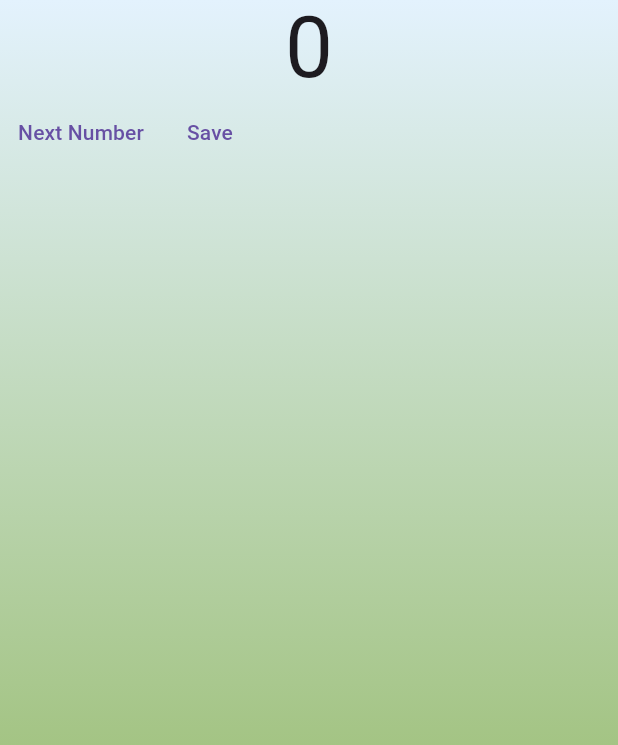
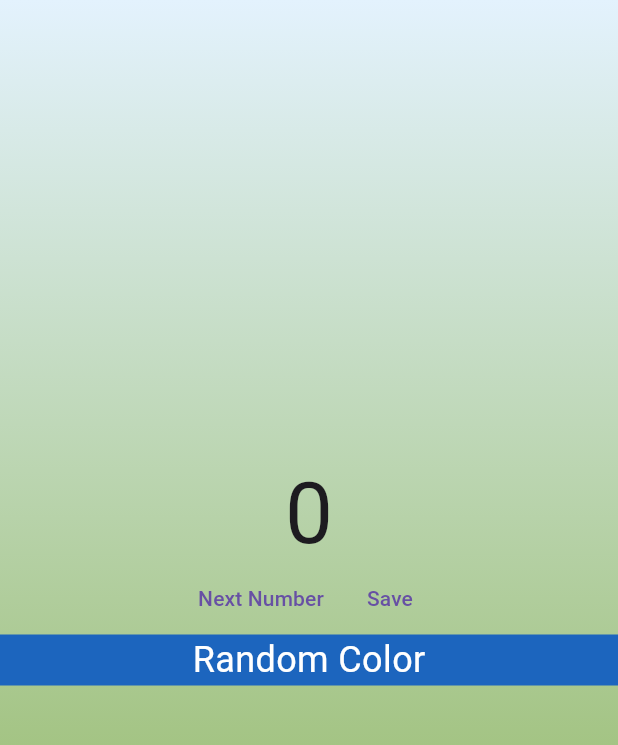
Before and after one commit to Nayashaa/flutter_random_number_generator, a Flutter app: the screen it shows after launch, on a phone screen of 412 x 824 dp, the part 84-829 px from its top. Run offline on Flutter 3.47's test engine with Material 3 defaults, Android fonts, the phone set to English and light mode, and no system bars; our stand-ins replace bloc.

```diff
--- a/lib/random_number.dart
+++ b/lib/random_number.dart
@@ -14,6 +14,8 @@ import 'dart:math';
 //   });
 // }
 
+class Generator {
+  const Generator();
   Stream<int> generateRandomNumbers() async* {
     final random = Random();
     // while (true) {
@@ -21,3 +23,4 @@ Stream<int> generateRandomNumbers() async* {
     await Future.delayed(const Duration(seconds: 1)); // Wait for 1 second before emitting the next number
     // }
   }
+}
--- a/lib/timer/veiw/generatorPage.dart
+++ b/lib/timer/veiw/generatorPage.dart
@@ -17,14 +17,16 @@ class GeneratorView extends StatelessWidget {
   Widget build(BuildContext context) {
     return Scaffold(
       appBar: AppBar(title: const Text('🔥 Random Number Generator 🔥')),
-      body: const Stack(
+      body: Stack(
         children: [
           Background(),
           Center(
             child: Column(
+              mainAxisAlignment: MainAxisAlignment.center,
               children: [
                 RandomNumberVisual(),
                 ActionButton(),
+                RandomColorWidget(),
               ],
             ),
           )
@@ -51,11 +53,15 @@ class ActionButton extends StatelessWidget {
 
   @override
   Widget build(BuildContext context) {
-    return Row(
-      children: [
-        TextButton(onPressed: () {}, child: Text("Next Number")),
-        TextButton(onPressed: () {}, child: Text("Save"))
-      ],
+    return Container(
+      // color: Colors.blue,
+      child: Row(
+        mainAxisAlignment: MainAxisAlignment.center,
+        children: [
+          TextButton(onPressed: () {}, child: Text("Next Number")),
+          TextButton(onPressed: () {}, child: Text("Save"))
+        ],
+      ),
     );
   }
 }
```
Also changed, not shown: lib/timer/bloc/number_generator_bloc.dart (+47 -3 lines), lib/timer/bloc/number_generator_event.dart (+32 -1 lines), lib/timer/bloc/number_generator_state.dart (+48 -2 lines). Lines whose indentation alone changed are shown as unchanged.
